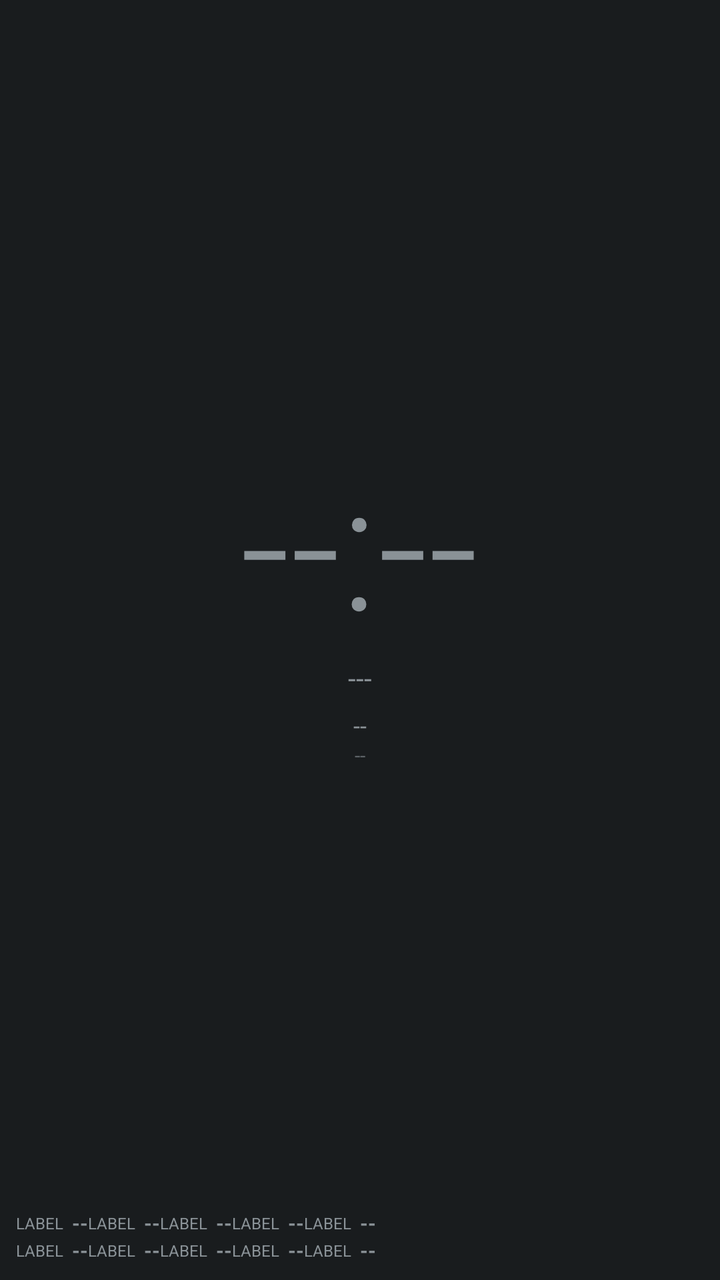
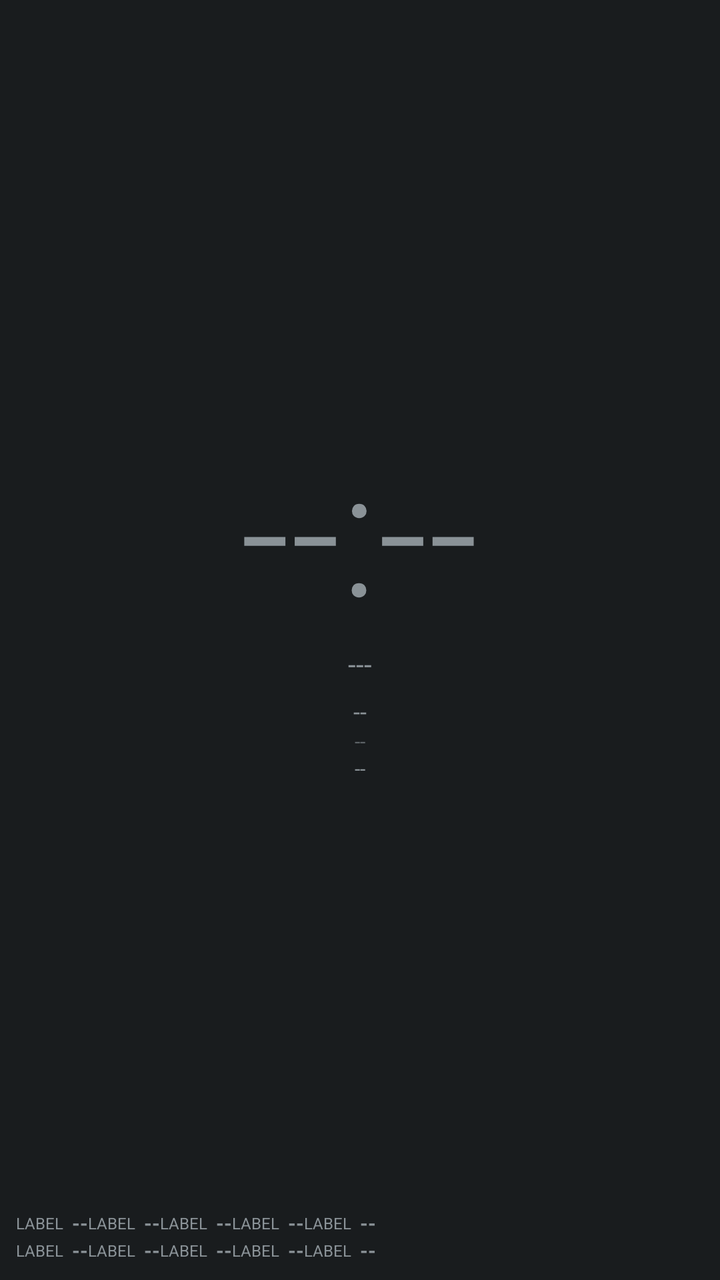

Two renders of the same Android screen: before a commit and after it. Below are the layout's source before the change and the commit's diff.
<!-- AndroidManifest.xml: application theme android:Theme.DeviceDefault.NoActionBar -->
<!-- res/layout/aod_layout_ticker.xml -->
<?xml version="1.0" encoding="utf-8"?>
<LinearLayout xmlns:android="http://schemas.android.com/apk/res/android"
    android:id="@+id/bg_root"
    android:layout_width="match_parent"
    android:layout_height="match_parent"
    android:orientation="vertical">

    <LinearLayout
        android:layout_width="match_parent"
        android:layout_height="0dp"
        android:layout_weight="1"
        android:gravity="center"
        android:orientation="vertical">

        <TextView
            android:id="@+id/clock"
            android:layout_width="wrap_content"
            android:layout_height="wrap_content"
            android:textSize="88sp"
            android:fontFamily="sans-serif-light"
            android:text="--:--" />

        <TextView
            android:id="@+id/date"
            android:layout_width="wrap_content"
            android:layout_height="wrap_content"
            android:textSize="14sp"
            android:text="---" />

        <TextView
            android:id="@+id/health_badge"
            android:layout_width="wrap_content"
            android:layout_height="wrap_content"
            android:textSize="12sp"
            android:textAllCaps="true"
            android:layout_marginTop="6dp"
            android:text="--" />

        <TextView
            android:id="@+id/perf_badge"
            android:layout_width="wrap_content"
            android:layout_height="wrap_content"
            android:textSize="10sp"
            android:alpha="0.6"
            android:text="--" />
    </LinearLayout>

    <GridLayout
        android:id="@+id/panel_1"
        android:layout_width="match_parent"
        android:layout_height="wrap_content"
        android:columnCount="5"
        android:rowCount="2"
        android:padding="8dp">

        <include layout="@layout/aod_row_ticker" android:id="@+id/row0" />
        <include layout="@layout/aod_row_ticker" android:id="@+id/row1" />
        <include layout="@layout/aod_row_ticker" android:id="@+id/row2" />
        <include layout="@layout/aod_row_ticker" android:id="@+id/row3" />
        <include layout="@layout/aod_row_ticker" android:id="@+id/row4" />
        <include layout="@layout/aod_row_ticker" android:id="@+id/row5" />
        <include layout="@layout/aod_row_ticker" android:id="@+id/row6" />
        <include layout="@layout/aod_row_ticker" android:id="@+id/row7" />
        <include layout="@layout/aod_row_ticker" android:id="@+id/row8" />
        <include layout="@layout/aod_row_ticker" android:id="@+id/row9" />

    </GridLayout>

</LinearLayout>
<!-- res/layout/aod_row_ticker.xml (included above) -->
<?xml version="1.0" encoding="utf-8"?>
<LinearLayout xmlns:android="http://schemas.android.com/apk/res/android"
    android:layout_width="wrap_content"
    android:layout_height="wrap_content"
    android:layout_margin="6dp"
    android:orientation="horizontal"
    android:gravity="center_vertical">

    <TextView
        android:id="@+id/stat_label"
        android:layout_width="wrap_content"
        android:layout_height="wrap_content"
        android:textSize="8sp"
        android:textAllCaps="true"
        android:text="Label" />

    <TextView
        android:id="@+id/stat_value"
        android:layout_width="wrap_content"
        android:layout_height="wrap_content"
        android:layout_marginStart="4dp"
        android:textSize="10sp"
        android:textStyle="bold"
        android:text="--" />

</LinearLayout>
<!-- resources referenced by this layout -->
<resources>

</resources>

<!-- the commit's change to res/layout/aod_layout_ticker.xml (unified diff, before → after) -->
@@ -42,6 +42,13 @@
             android:layout_height="wrap_content"
             android:textSize="10sp"
             android:alpha="0.6"
+            android:text="--" />
+
+        <TextView
+            android:id="@+id/net_type_badge"
+            android:layout_width="wrap_content"
+            android:layout_height="wrap_content"
+            android:textSize="10sp"
             android:text="--" />
     </LinearLayout>
 
